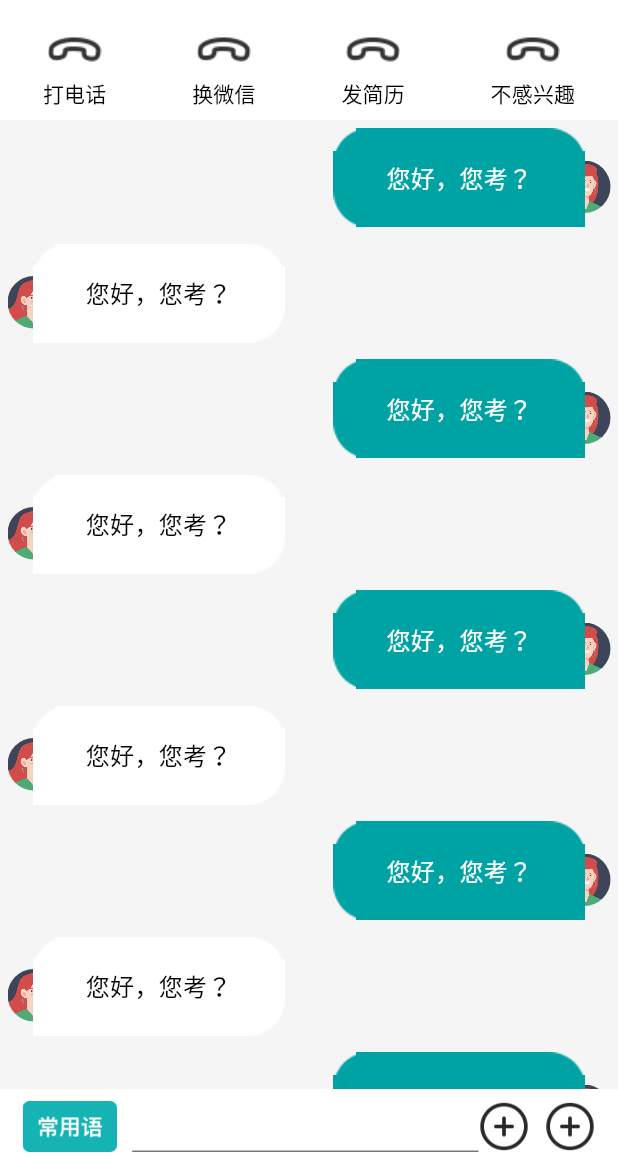
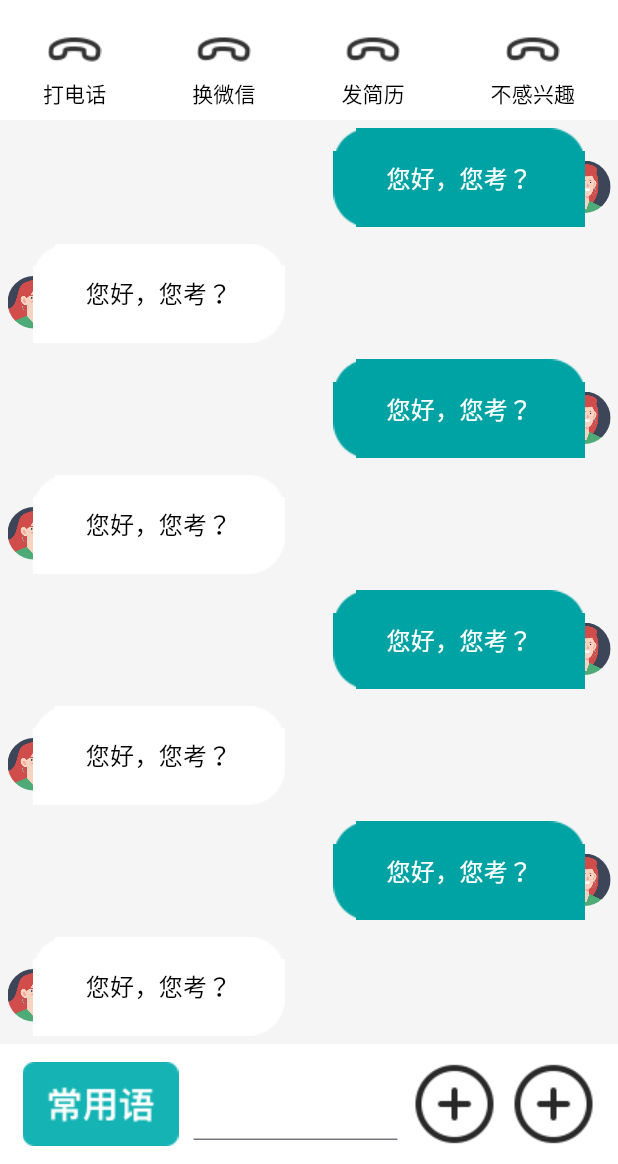
Before and after one commit to seaweed-code/BossZP_Flutter, a Flutter app: the ChatDetailWidget screen opened directly, on a phone screen of 412 x 824 dp, the part 72-1236 px from its top. Run offline on Flutter 3.47's test engine with Material 3 defaults, Android fonts, the phone set to English and light mode, and no system bars; our stand-ins replace cached_network_image, google_maps_flutter.

Commit message:
Update chat_detail_widget.dart

```diff
--- a/lib/ui/chat/chat_detail_widget.dart
+++ b/lib/ui/chat/chat_detail_widget.dart
@@ -87,13 +87,14 @@ class ChatDetailWidget extends StatelessWidget {
           ),
           Container(
             color: Colors.white,
-            height: 50,
+            height: 80,
             padding: EdgeInsets.only(top: 8, bottom: 8, left: 15, right: 15),
             child: Row(
               children: [
                 Assets.images.chatBottomCommonIconIphone.image(),
                 SizedBox(width: 10),
                 Expanded(child: TextField()),
+                SizedBox(width: 10),
                 Assets.images.chatBottomMoreDefaultIconIphone.image(),
                 SizedBox(width: 10),
                 Assets.images.chatBottomMoreDefaultIconIphone.image(),
```
